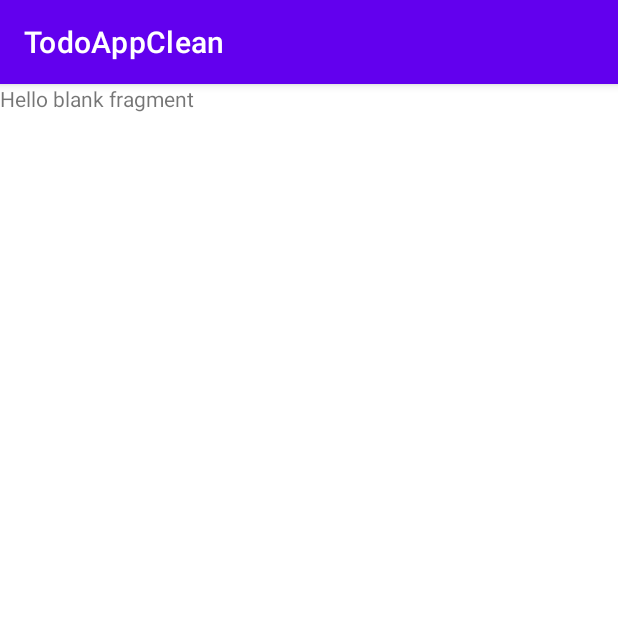
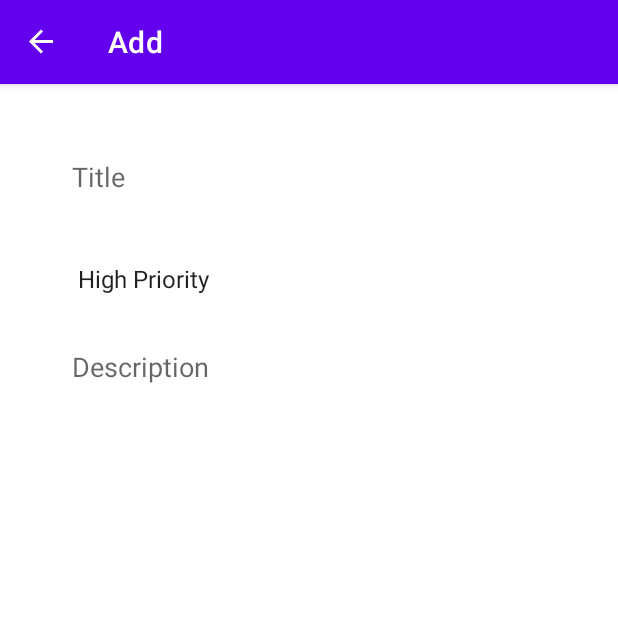
Before and after one commit to Melansia/CleanTODO, an Android app: the AddFragment screen opened through its navigation route, on a phone screen of 412 x 824 dp, the top half of it. Run offline under Robolectric (Android 15) with nearby library versions, the phone set to English and light mode, and no system bars; our stand-ins replace navigation-ui.

Commit message:
design ListFragment layout , fixed navigation bar

```diff
--- a/app/src/main/java/com/example/todoappclean/MainActivity.kt
+++ b/app/src/main/java/com/example/todoappclean/MainActivity.kt
@@ -2,10 +2,27 @@ package com.example.todoappclean
 
 import androidx.appcompat.app.AppCompatActivity
 import android.os.Bundle
+import androidx.navigation.NavController
+import androidx.navigation.fragment.NavHostFragment
+import androidx.navigation.ui.setupActionBarWithNavController
 
 class MainActivity : AppCompatActivity() {
     override fun onCreate(savedInstanceState: Bundle?) {
         super.onCreate(savedInstanceState)
         setContentView(R.layout.activity_main)
+        setupActionBarWithNavController(navHostController())
+
+
+    }
+
+    override fun onSupportNavigateUp(): Boolean {
+        val navController: NavController = navHostController()
+        return navController.navigateUp() || super.onSupportNavigateUp()
+    }
+
+    private fun navHostController(): NavController {
+        val navHostFragment =
+            supportFragmentManager.findFragmentById(R.id.navHostFragment) as NavHostFragment
+        return navHostFragment.navController
     }
 }
--- a/app/src/main/java/com/example/todoappclean/fragments/list/ListFragment.kt
+++ b/app/src/main/java/com/example/todoappclean/fragments/list/ListFragment.kt
@@ -5,7 +5,9 @@ import androidx.fragment.app.Fragment
 import android.view.LayoutInflater
 import android.view.View
 import android.view.ViewGroup
+import androidx.navigation.fragment.findNavController
 import com.example.todoappclean.R
+import com.google.android.material.floatingactionbutton.FloatingActionButton
 
 class ListFragment : Fragment() {
 
@@ -14,6 +16,12 @@ class ListFragment : Fragment() {
         savedInstanceState: Bundle?
     ): View? {
         // Inflate the layout for this fragment
-        return inflater.inflate(R.layout.fragment_list, container, false)
+        val view =  inflater.inflate(R.layout.fragment_list, container, false)
+
+        view.findViewById<FloatingActionButton>(R.id.fab_add).setOnClickListener{
+            findNavController().navigate(R.id.action_listFragment_to_addFragment)
+        }
+
+        return view
     }
 }
--- a/app/src/main/res/layout/fragment_add.xml
+++ b/app/src/main/res/layout/fragment_add.xml
@@ -1,13 +1,59 @@
 <?xml version="1.0" encoding="utf-8"?>
-<FrameLayout xmlns:android="http://schemas.android.com/apk/res/android"
+<androidx.constraintlayout.widget.ConstraintLayout xmlns:android="http://schemas.android.com/apk/res/android"
+    xmlns:app="http://schemas.android.com/apk/res-auto"
     xmlns:tools="http://schemas.android.com/tools"
     android:layout_width="match_parent"
     android:layout_height="match_parent"
+    android:padding="24dp"
     tools:context=".fragments.add.AddFragment">
 
-    <TextView
-        android:layout_width="match_parent"
-        android:layout_height="match_parent"
-        android:text="@string/hello_blank_fragment" />
 
-</FrameLayout>
+    <EditText
+        android:id="@+id/et_title"
+        android:layout_width="0dp"
+        android:layout_height="60dp"
+        android:layout_marginTop="8dp"
+        android:paddingStart="24dp"
+        android:paddingEnd="24dp"
+        android:ems="10"
+        android:inputType="textPersonName"
+        android:hint="@string/title"
+        android:background="@android:color/transparent"
+        app:layout_constraintEnd_toEndOf="parent"
+        app:layout_constraintStart_toStartOf="parent"
+        app:layout_constraintTop_toTopOf="parent"
+        android:autofillHints="true" />
+
+    <Spinner
+        android:id="@+id/priorities_spinner"
+        android:layout_width="0dp"
+        android:layout_height="60dp"
+        android:layout_marginTop="8dp"
+        android:background="@android:color/transparent"
+        android:entries="@array/priorities"
+        android:paddingStart="20dp"
+        android:paddingEnd="20dp"
+        app:layout_constraintEnd_toEndOf="parent"
+        app:layout_constraintHorizontal_bias="0.5"
+        app:layout_constraintStart_toStartOf="parent"
+        app:layout_constraintTop_toBottomOf="@+id/et_title" />
+
+    <EditText
+        android:id="@+id/et_description"
+        android:layout_width="0dp"
+        android:layout_height="0dp"
+        android:ems="10"
+        android:background="@android:color/transparent"
+        android:inputType="textMultiLine"
+        android:hint="@string/description"
+        android:paddingStart="24dp"
+        android:paddingEnd="24dp"
+        android:paddingTop="16dp"
+        android:gravity="top|start"
+        app:layout_constraintBottom_toBottomOf="parent"
+        app:layout_constraintEnd_toEndOf="parent"
+        app:layout_constraintHorizontal_bias="0.5"
+        app:layout_constraintStart_toStartOf="parent"
+        app:layout_constraintTop_toBottomOf="@+id/priorities_spinner"
+        android:autofillHints="true" />
+</androidx.constraintlayout.widget.ConstraintLayout>
--- a/app/src/main/res/layout/fragment_list.xml
+++ b/app/src/main/res/layout/fragment_list.xml
@@ -18,7 +18,7 @@
         app:layout_constraintTop_toTopOf="parent" />
 
     <com.google.android.material.floatingactionbutton.FloatingActionButton
-        android:id="@+id/floatingActionButton"
+        android:id="@+id/fab_add"
         android:layout_width="wrap_content"
         android:layout_height="wrap_content"
         android:layout_marginEnd="24dp"
--- a/app/src/main/res/navigation/my_nav.xml
+++ b/app/src/main/res/navigation/my_nav.xml
@@ -8,7 +8,7 @@
     <fragment
         android:id="@+id/listFragment"
         android:name="com.example.todoappclean.fragments.list.ListFragment"
-        android:label="fragment_list"
+        android:label="ToDo List"
         tools:layout="@layout/fragment_list" >
         <action
             android:id="@+id/action_listFragment_to_addFragment"
@@ -20,7 +20,7 @@
     <fragment
         android:id="@+id/addFragment"
         android:name="com.example.todoappclean.fragments.add.AddFragment"
-        android:label="fragment_add"
+        android:label="Add"
         tools:layout="@layout/fragment_add" >
         <action
             android:id="@+id/action_addFragment_to_listFragment"
@@ -29,7 +29,7 @@
     <fragment
         android:id="@+id/updateFragment"
         android:name="com.example.todoappclean.fragments.update.UpdateFragment"
-        android:label="fragment_update"
+        android:label="Update"
         tools:layout="@layout/fragment_update" >
         <action
             android:id="@+id/action_updateFragment_to_listFragment"
--- a/app/src/main/res/values/strings.xml
+++ b/app/src/main/res/values/strings.xml
@@ -4,4 +4,12 @@
     <string name="hello_blank_fragment">Hello blank fragment</string>
     <string name="add_button">add button</string>
     <string name="no_data">No Data</string>
+    <string name="title">Title</string>
+    <string name="description">Description</string>
+
+    <string-array name="priorities">
+        <item>High Priority</item>
+        <item>Medium Priority</item>
+        <item>Low Priority</item>
+    </string-array>
 </resources>
```
